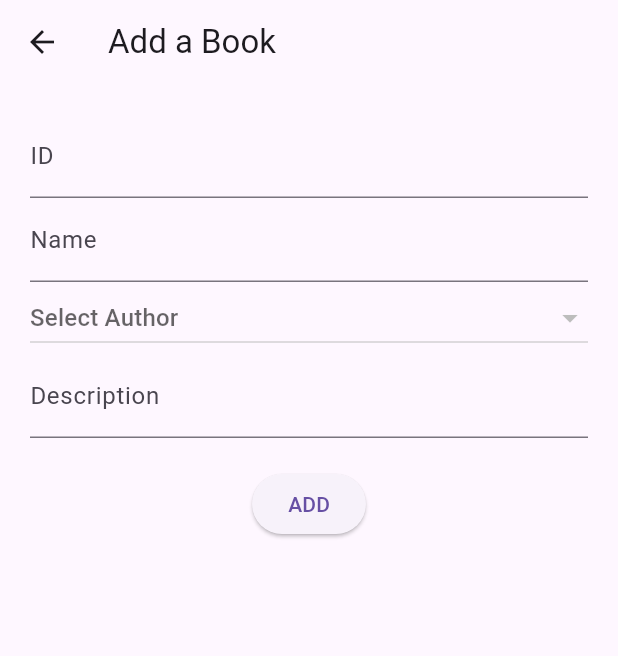
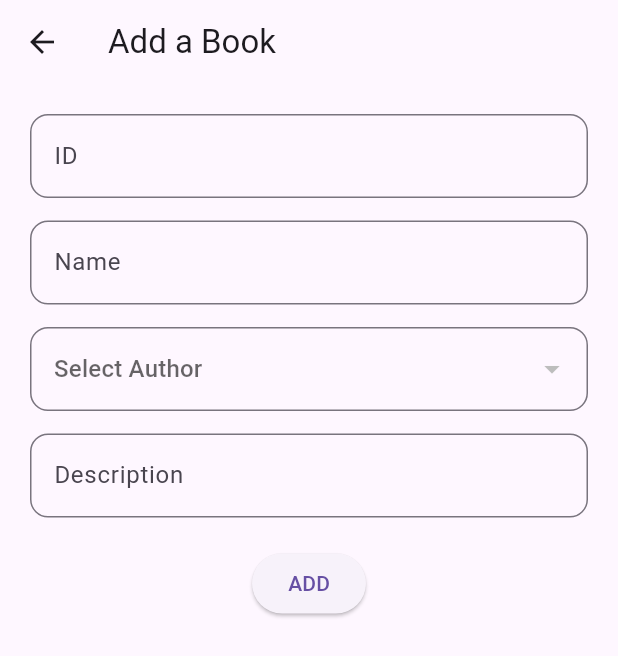
Before and after one commit to farihaarai/Read_Vault, a Flutter app: the AddBookScreen screen opened by its route, on a phone screen of 412 x 824 dp. Shown: the top 656 px of the screen. Run offline on Flutter 3.47's test engine with Material 3 defaults, Android fonts, the phone set to English and light mode, and no system bars; our stand-ins replace get; missing offline and left inert: dart:ui_web; network calls fail.

```diff
--- a/lib/screens/add_book_screen.dart
+++ b/lib/screens/add_book_screen.dart
@@ -1,6 +1,5 @@
 import 'package:booklibraryflutter/controllers/author_controller.dart';
 import 'package:booklibraryflutter/controllers/book_controller.dart';
-import 'package:booklibraryflutter/models/author.dart';
 import 'package:flutter/material.dart';
 import 'package:get/get.dart';
 import '../controllers/user_controller.dart';
@@ -26,19 +25,37 @@ class AddBookScreen extends StatelessWidget {
           children: [
             TextField(
               controller: idController,
-              decoration: const InputDecoration(labelText: "ID"),
+              decoration: InputDecoration(
+                labelText: "ID",
+                border: OutlineInputBorder(
+                  borderRadius: BorderRadius.circular(12),
+                ),
+              ),
               keyboardType: TextInputType.number,
             ),
+            SizedBox(height: 15),
             TextField(
               controller: nameController,
-              decoration: const InputDecoration(labelText: "Name"),
+              decoration: InputDecoration(
+                labelText: "Name",
+                border: OutlineInputBorder(
+                  borderRadius: BorderRadius.circular(12),
+                ),
+              ),
             ),
+            SizedBox(height: 15),
+
             // TextField(
             //   controller: authorNameController,
             //   decoration: const InputDecoration(labelText: "Author"),
             // ),
             Obx(
-              () => DropdownButton<int>(
+              () => DropdownButtonFormField<int>(
+                decoration: InputDecoration(
+                  border: OutlineInputBorder(
+                    borderRadius: BorderRadius.circular(12),
+                  ),
+                ),
                 isExpanded: true,
                 hint: const Text("Select Author"),
                 value: authorController.selectedAuthorId.value == 0
@@ -59,10 +76,16 @@ class AddBookScreen extends StatelessWidget {
                 },
               ),
             ),
+            SizedBox(height: 15),
 
             TextField(
               controller: descController,
-              decoration: const InputDecoration(labelText: "Description"),
+              decoration: InputDecoration(
+                labelText: "Description",
+                border: OutlineInputBorder(
+                  borderRadius: BorderRadius.circular(12),
+                ),
+              ),
             ),
             const SizedBox(height: 20),
             ElevatedButton(
```
Also changed, not shown: lib/controllers/book_controller.dart (+53 -4 lines), lib/widgets/book_list.dart (+6 -1 lines).
